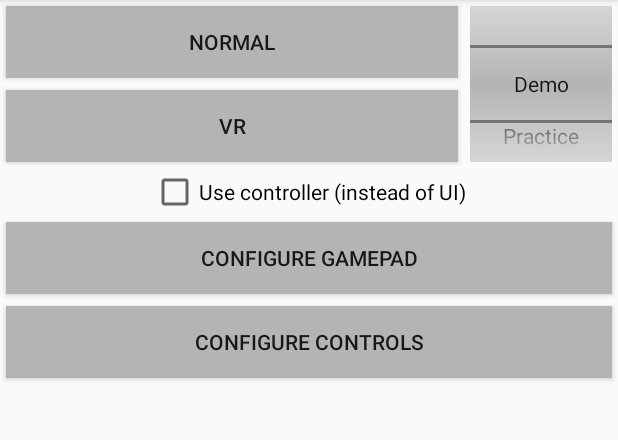
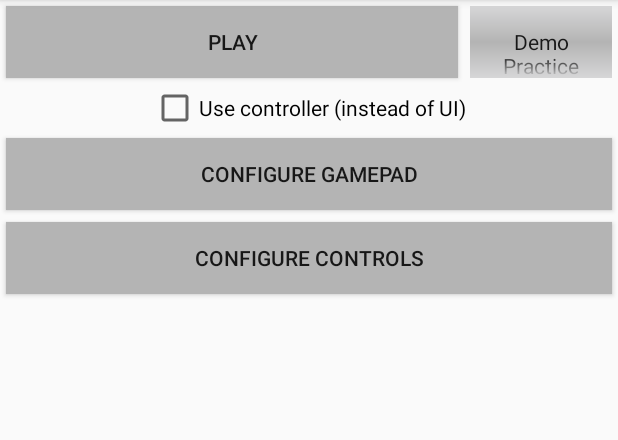
Before and after one commit to Ipsedo/ArenAI, an Android app: the screen it shows after launch (MainActivity), on a phone screen of 412 x 824 dp, the part 84-524 px from its top. Run offline under Robolectric (Android 15) with nearby library versions, the phone set to English and light mode, and no system bars.

Commit message:
clear window ok but fault addr

```diff
--- a/app/src/main/res/layout/activity_main.xml
+++ b/app/src/main/res/layout/activity_main.xml
@@ -21,15 +21,8 @@
 				android:layout_height="wrap_content"
 				android:background="@drawable/button"
 				android:layout_margin="@dimen/stroke_width"
-				android:text="Normal"
-				android:onClick="normal"/>
-			<Button
-					android:layout_width="match_parent"
-					android:layout_height="wrap_content"
-					android:background="@drawable/button"
-					android:layout_margin="@dimen/stroke_width"
-					android:text="VR"
-					android:onClick="vr"/>
+				android:text="Play"
+				android:onClick="play"/>
 		</LinearLayout>
 
 
```
Also changed, not shown: app/src/main/java/com/samuelberrien/phyvr/MainActivity.java (+1 -12 lines), 5 other files.
